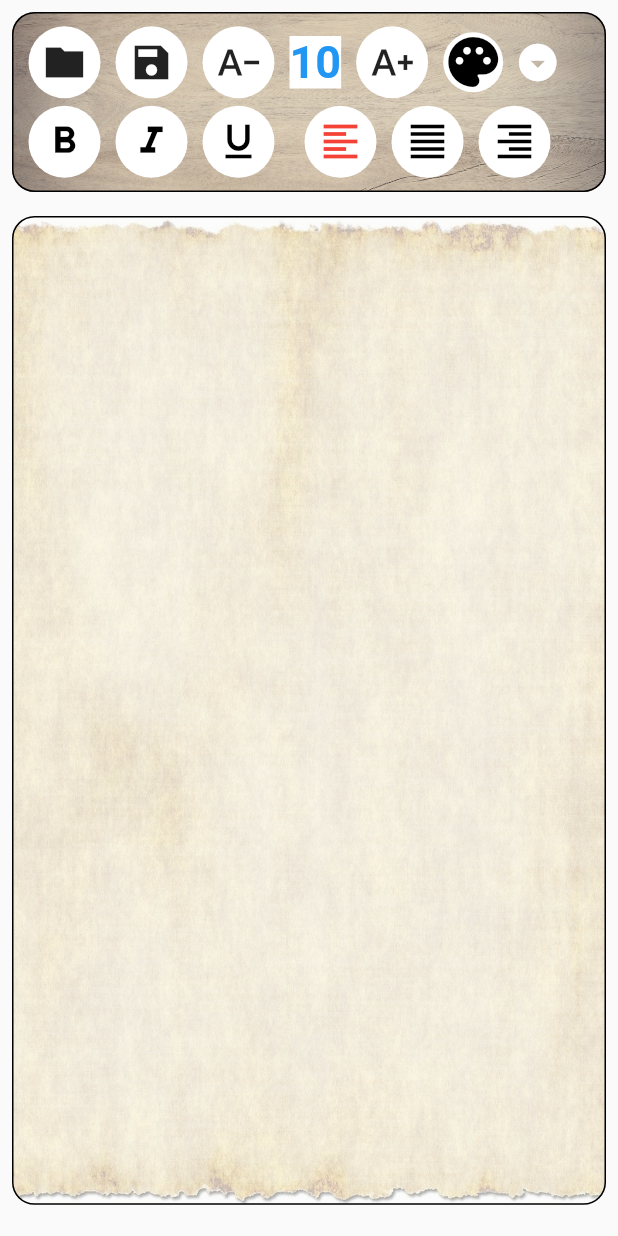
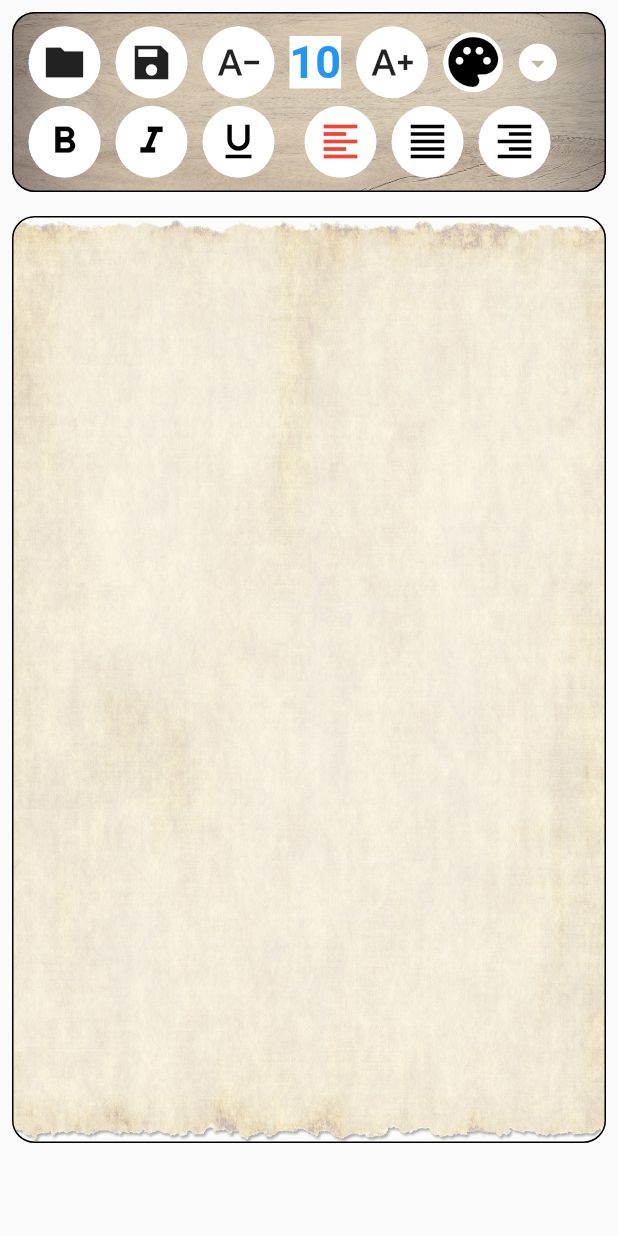
Before and after one commit to miyigun/notebook2, a Flutter app: the screen it shows after launch, on a phone screen of 412 x 824 dp. Run offline on Flutter 3.47's test engine with Material 2 defaults, Android fonts, the phone set to English and light mode, and no system bars; our stand-ins replace flutter_riverpod.

Commit message:
Commit 9

```diff
--- a/lib/view/page_screen.dart
+++ b/lib/view/page_screen.dart
@@ -13,7 +13,7 @@ class PageScreen extends ConsumerWidget {
       padding: const EdgeInsets.all(8.0),
       child: Container(
         width: MediaQuery.of(context).size.width * 0.8,
-        height: MediaQuery.of(context).size.height * 0.8,
+        height: MediaQuery.of(context).size.height * 0.75,
         decoration: BoxDecoration(
           image: const DecorationImage(
             opacity: 0.4,
```
